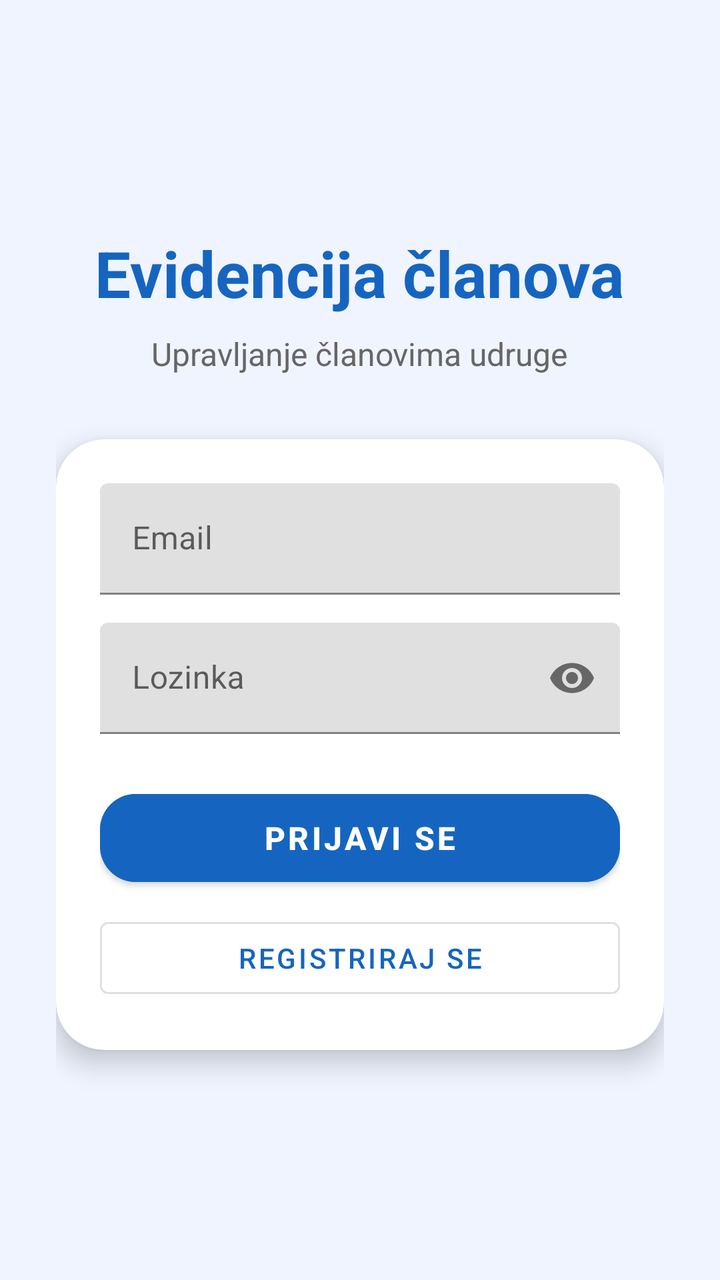
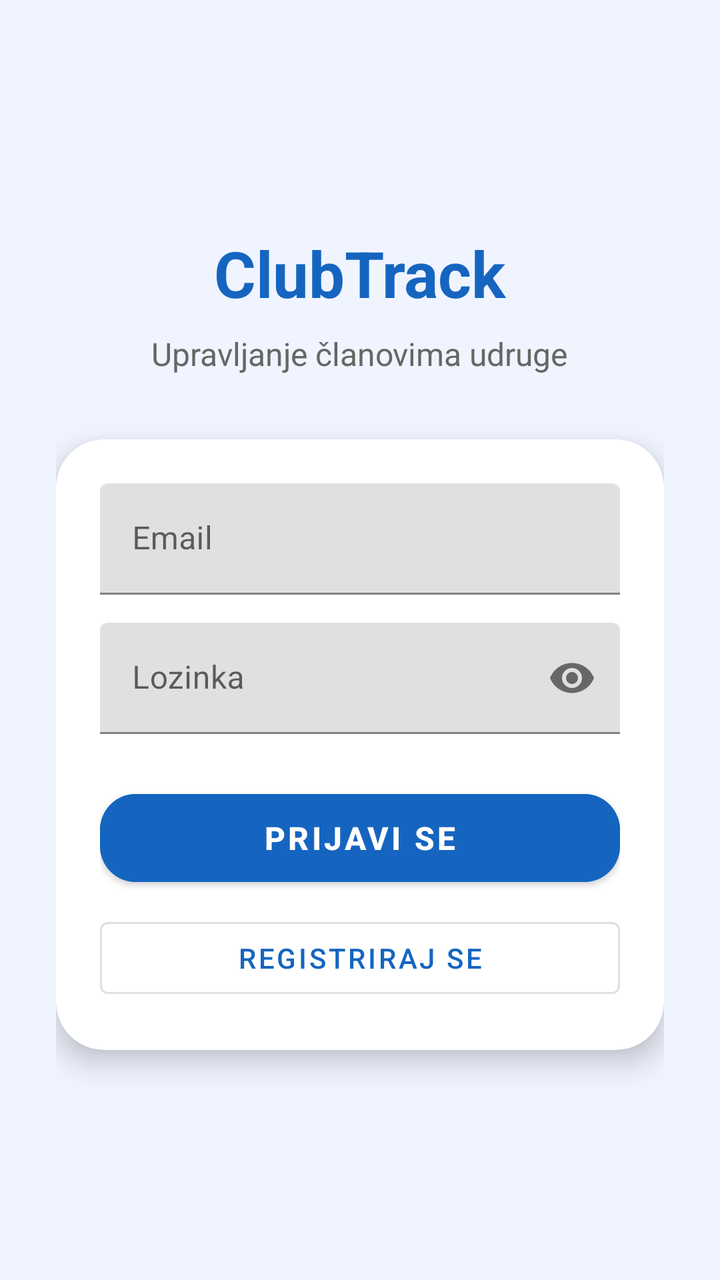

The first picture is an Android layout as it rendered before a commit; the second is the same layout after the commit. The layout source and the unified diff follow.
<!-- AndroidManifest.xml: application theme Theme.EvidencijaClanova -->
<!-- res/layout/activity_main.xml -->
<?xml version="1.0" encoding="utf-8"?>
<LinearLayout xmlns:android="http://schemas.android.com/apk/res/android"
    xmlns:app="http://schemas.android.com/apk/res-auto"
    android:layout_width="match_parent"
    android:layout_height="match_parent"
    android:orientation="vertical"
    android:gravity="center"
    android:padding="28dp"
    android:background="@color/background">

    <TextView
        android:layout_width="wrap_content"
        android:layout_height="wrap_content"
        android:text="Evidencija članova"
        android:textSize="32sp"
        android:textStyle="bold"
        android:textColor="@color/primary"
        android:layout_marginBottom="8dp"/>

    <TextView
        android:layout_width="wrap_content"
        android:layout_height="wrap_content"
        android:text="Upravljanje članovima udruge"
        android:textSize="16sp"
        android:textColor="@color/text_gray"
        android:layout_marginBottom="32dp"/>

    <com.google.android.material.card.MaterialCardView
        android:layout_width="match_parent"
        android:layout_height="wrap_content"
        app:cardBackgroundColor="@color/white"
        app:cardCornerRadius="24dp"
        app:cardElevation="8dp">

        <LinearLayout
            android:layout_width="match_parent"
            android:layout_height="wrap_content"
            android:orientation="vertical"
            android:padding="22dp">

            <com.google.android.material.textfield.TextInputLayout
                android:layout_width="match_parent"
                android:layout_height="wrap_content"
                android:hint="Email">

                <com.google.android.material.textfield.TextInputEditText
                    android:id="@+id/et_email"
                    android:layout_width="match_parent"
                    android:layout_height="wrap_content"
                    android:inputType="textEmailAddress"/>

            </com.google.android.material.textfield.TextInputLayout>

            <com.google.android.material.textfield.TextInputLayout
                android:layout_width="match_parent"
                android:layout_height="wrap_content"
                android:hint="Lozinka"
                android:layout_marginTop="14dp"
                app:passwordToggleEnabled="true">

                <com.google.android.material.textfield.TextInputEditText
                    android:id="@+id/et_password"
                    android:layout_width="match_parent"
                    android:layout_height="wrap_content"
                    android:inputType="textPassword"/>

            </com.google.android.material.textfield.TextInputLayout>

            <com.google.android.material.button.MaterialButton
                android:id="@+id/btn_login"
                android:layout_width="match_parent"
                android:layout_height="56dp"
                android:text="Prijavi se"
                android:textSize="16sp"
                android:textStyle="bold"
                android:backgroundTint="@color/primary"
                android:layout_marginTop="24dp"
                app:cornerRadius="18dp"/>

            <com.google.android.material.button.MaterialButton
                android:id="@+id/btn_registracija"
                android:layout_width="match_parent"
                android:layout_height="wrap_content"
                android:text="Registriraj se"
                android:layout_marginTop="8dp"
                style="@style/Widget.MaterialComponents.Button.OutlinedButton"/>

        </LinearLayout>
    </com.google.android.material.card.MaterialCardView>

</LinearLayout>
<!-- resources referenced by this layout -->
<resources>
  <color name="background">#F0F4FF</color>
  <color name="primary">#1565C0</color>
  <color name="text_gray">#666666</color>
  <color name="white">#FFFFFF</color>
  <style name="Theme.EvidencijaClanova" parent="Theme.MaterialComponents.DayNight.NoActionBar">
          <item name="colorPrimary">@color/primary</item>
          <item name="colorPrimaryVariant">@color/primary_light</item>
          <item name="colorAccent">@color/accent</item>
          <item name="android:colorBackground">@color/background</item>
          <item name="colorSurface">@color/card</item>
      </style>
  <color name="primary_light">#1E88E5</color>
  <color name="accent">#1E88E5</color>
  <color name="card">#FFFFFF</color>
</resources>

<!-- the commit's change to res/layout/activity_main.xml (unified diff, before → after) -->
@@ -11,7 +11,7 @@
     <TextView
         android:layout_width="wrap_content"
         android:layout_height="wrap_content"
-        android:text="Evidencija članova"
+        android:text="ClubTrack"
         android:textSize="32sp"
         android:textStyle="bold"
         android:textColor="@color/primary"
